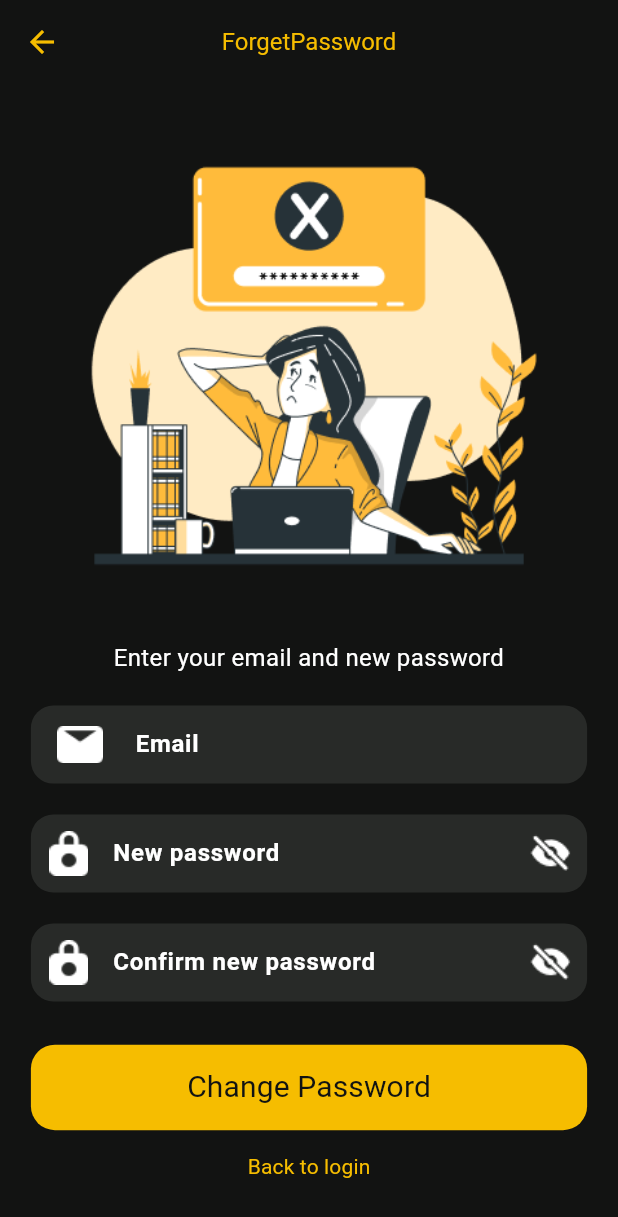
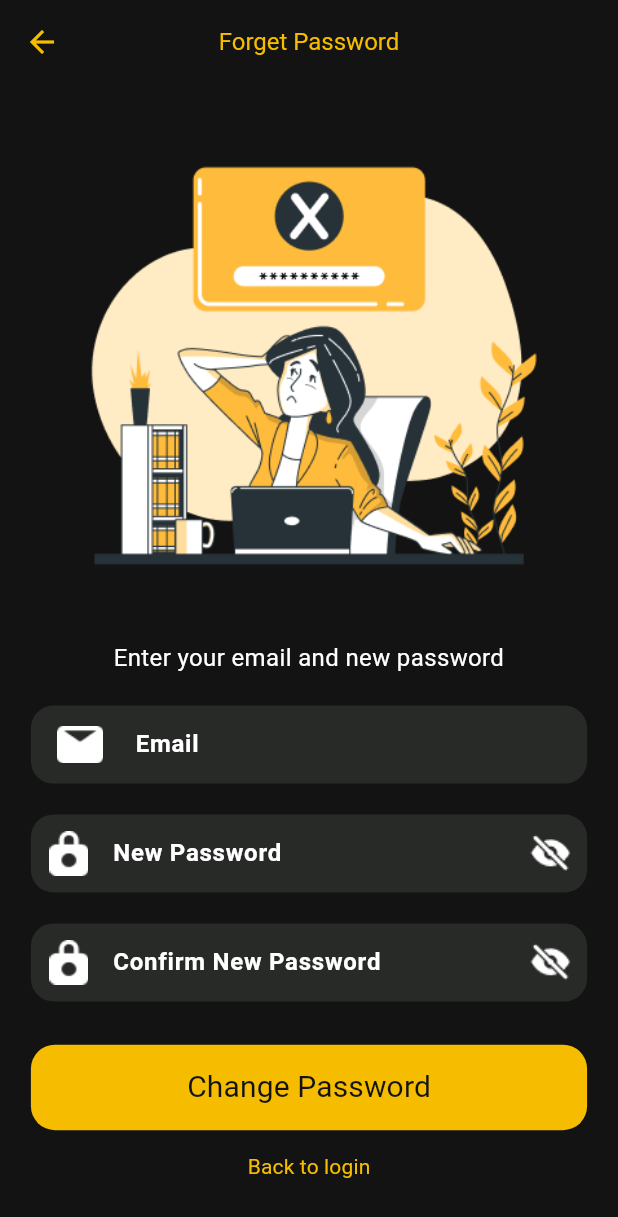
Before and after one commit to shamhout/Movie_app, a Flutter app: the ForgetPassword screen opened by its route, on a phone screen of 412 x 824 dp. Shown: the top 1217 px of the screen. Run offline on Flutter 3.47's test engine with Material 3 defaults, Android fonts, the phone set to English and light mode, and no system bars; our stand-ins replace animated_toggle_switch, bloc, cached_network_image, carousel_slider, flutter_bloc, google_fonts and 1 more; missing offline and left inert: flag; accounts and stored records are empty; generated files the repository leaves out were written again.

Commit message:
/add localization with cubit and shared prefs. /add localization in login , regiser , forget pass , home tab , search tab , movies details , /add toggle language  btn in login , register

```diff
--- /dev/null
+++ b/lib/bloc/locale/localization.dart
@@ -0,0 +1,38 @@
+import 'package:bloc/bloc.dart';
+import 'package:flutter/material.dart';
+import 'package:shared_preferences/shared_preferences.dart';
+
+class LocaleCubit extends Cubit<Locale> {
+  LocaleCubit() : super(const Locale('en')) {
+    _loadSavedLocale();
+  }
+  static const String _localeKey = 'app_locale';
+
+  Future<void> _loadSavedLocale() async {
+    try {
+      final prefs = await SharedPreferences.getInstance();
+      final languageCode = prefs.getString(_localeKey);
+
+      if (languageCode != null) {
+        emit(Locale(languageCode));
+      }
+    } catch (e) {}
+  }
+
+  Future<void> changeLocale(String languageCode) async {
+    try {
+      final prefs = await SharedPreferences.getInstance();
+      await prefs.setString(_localeKey, languageCode);
+      emit(Locale(languageCode));
+    } catch (e) {}
+  }
+
+  Future<void> toggleLocale() async {
+    final newLocale = state.languageCode == 'en' ? 'ar' : 'en';
+    await changeLocale(newLocale);
+  }
+
+  String get currentLanguageCode => state.languageCode;
+  bool get isArabic => state.languageCode == 'ar';
+  bool get isEnglish => state.languageCode == 'en';
+}
--- a/lib/ui/auth/ForgetPassword.dart
+++ b/lib/ui/auth/ForgetPassword.dart
@@ -5,6 +5,7 @@ import '../../utils/app_assets.dart';
 import '../../utils/app_color.dart';
 import '../../utils/app_style.dart';
 import '../../utils/custom_elevated_button.dart';
+import 'package:flutter_gen/gen_l10n/app_localizations.dart';
 
 class ForgetPassword extends StatefulWidget {
   const ForgetPassword({super.key});
@@ -91,13 +92,15 @@ class _ForgetPasswordState extends State<ForgetPassword> {
   Widget build(BuildContext context) {
     var width = MediaQuery.of(context).size.width;
     var height = MediaQuery.of(context).size.height;
+    AppLocalizations appLocalizations = AppLocalizations.of(context)!;
+
     return Scaffold(
       appBar: AppBar(
         backgroundColor: Colors.transparent,
         centerTitle: true,
         iconTheme: const IconThemeData(color: AppColor.yellow),
-        title: const Text(
-          "ForgetPassword",
+        title: Text(
+          appLocalizations.forgetPassword,
           style: AppStyle.reglur16yellow,
         ),
       ),
@@ -109,8 +112,8 @@ class _ForgetPasswordState extends State<ForgetPassword> {
             child: Column(
               children: [
                 Image.asset(AppAssets.forgetPasswordPhoto),
-                const Text(
-                  "Enter your email and new password",
+                Text(
+                  appLocalizations.enterEmailAndNewPassword,
                   style: AppStyle.reglur16white,
                   textAlign: TextAlign.center,
                 ),
@@ -118,7 +121,7 @@ class _ForgetPasswordState extends State<ForgetPassword> {
                 CustomTextFormField(
                   controller: emailController,
                   prefixIcon: Image.asset(AppAssets.emailIcon),
-                  hint: "Email",
+                  hint: appLocalizations.email,
                   validator: (value) {
                     if (value == null || value.trim().isEmpty) {
                       return "Please enter your email";
@@ -134,7 +137,7 @@ class _ForgetPasswordState extends State<ForgetPassword> {
                   controller: newPasswordController,
                   prefixIcon: Image.asset(AppAssets.passwordIcon),
                   obscureText: isPasswordObscured,
-                  hint: "New password",
+                  hint: appLocalizations.newPassword,
                   validator: (value) {
                     if (value == null || value.isEmpty) {
                       return "Please enter the new password";
@@ -164,7 +167,7 @@ class _ForgetPasswordState extends State<ForgetPassword> {
                   controller: confirmPasswordController,
                   prefixIcon: Image.asset(AppAssets.passwordIcon),
                   obscureText: isConfirmPasswordObscured,
-                  hint: "Confirm new password",
+                  hint: appLocalizations.confirmNewPassword,
                   validator: (value) {
                     if (value == null || value.isEmpty) {
                       return "Please confirm your password";
@@ -188,15 +191,18 @@ class _ForgetPasswordState extends State<ForgetPassword> {
                 // Reset Password Button
                 SizedBox(
                   width: double.infinity,
-                  child: CustomElevatedButton(onPressed: _resetPassword, text: isLoading ? "Changing..." : "Change Password"),
+                  child: CustomElevatedButton(
+                    onPressed: _resetPassword,
+                    text: isLoading ? "Changing..." : appLocalizations.changePassword,
+                  ),
                 ),
 
                 TextButton(
                   onPressed: () {
                     Navigator.pop(context);
                   },
-                  child: const Text(
-                    "Back to login",
+                  child: Text(
+                    appLocalizations.backToLogin,
                     style: AppStyle.reglur14yellow,
                   ),
                 ),
--- a/lib/ui/search_tab/search_tab.dart
+++ b/lib/ui/search_tab/search_tab.dart
@@ -4,6 +4,7 @@ import 'package:movie_app/api/api_model/movies_response.dart';
 import 'package:movie_app/ui/home_tab/movies_item/movies_item.dart';
 import 'package:movie_app/utils/app_assets.dart';
 import 'package:movie_app/utils/app_color.dart';
+import 'package:flutter_gen/gen_l10n/app_localizations.dart';
 
 class SearchTab extends StatefulWidget {
   const SearchTab({super.key});
@@ -35,6 +36,8 @@ class _SearchTabState extends State<SearchTab> {
 
   @override
   Widget build(BuildContext context) {
+    AppLocalizations appLocalizations = AppLocalizations.of(context)!;
+
     return SafeArea(
       child: Scaffold(
         backgroundColor: AppColor.blackColor,
@@ -59,7 +62,7 @@ class _SearchTabState extends State<SearchTab> {
                     prefixIcon: Image.asset(
                       AppAssets.searchTop,
                     ),
-                    hintText: "Search",
+                    hintText: appLocalizations.search,
                     hintStyle: const TextStyle(color: AppColor.whiteColor),
                     filled: true,
                     fillColor: AppColor.grayColor,
--- a/pubspec.yaml
+++ b/pubspec.yaml
@@ -44,7 +44,10 @@ dependencies:
   http: ^1.6.0
   carousel_slider: ^5.1.1
   cached_network_image: ^3.4.1
-
+  bloc: ^9.1.0
+  flutter_bloc: ^9.1.1
+  animated_toggle_switch: ^0.8.5
+  flag: ^7.0.0
 dev_dependencies:
   flutter_test:
     sdk: flutter
```
Also changed, not shown: lib/l10n/app_ar.arb (+13 -2 lines), lib/l10n/app_en.arb (+12 -1 lines), lib/main.dart (+13 -2 lines), lib/ui/auth/Login.dart (+18 -13 lines), lib/ui/auth/Register.dart (+16 -11 lines), lib/ui/auth/animated_toggle_switch/animated_toggle_switch.dart (added, +55 -0 lines), lib/ui/home_tab/home_tab_item/home_tab_Item.dart (+7 -4 lines), lib/ui/movie_details/movies_details_screen.dart (+8 -6 lines), pubspec.lock.
